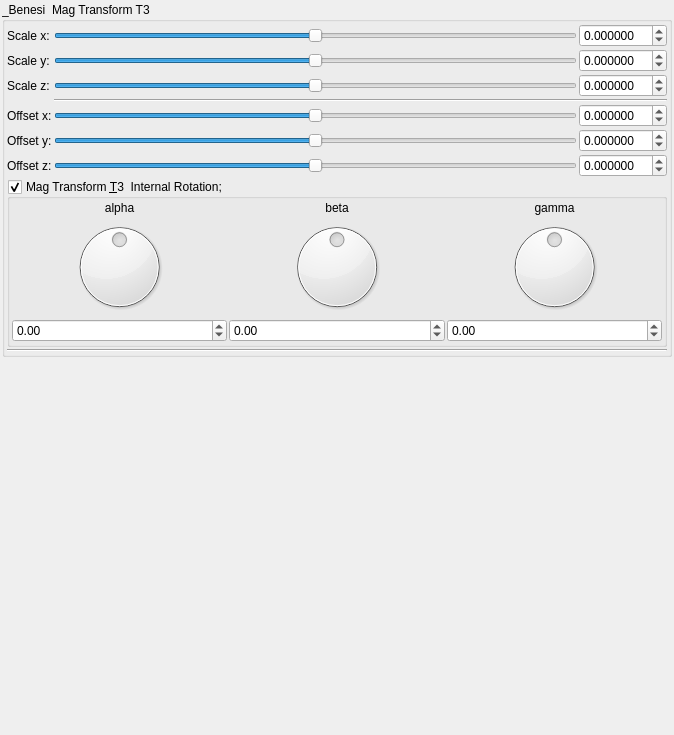
Old version of the form mandelbulber2/qt_data/fractal_transf_benesi_T3.ui in the repository buddhi1980/mandelbulber2.
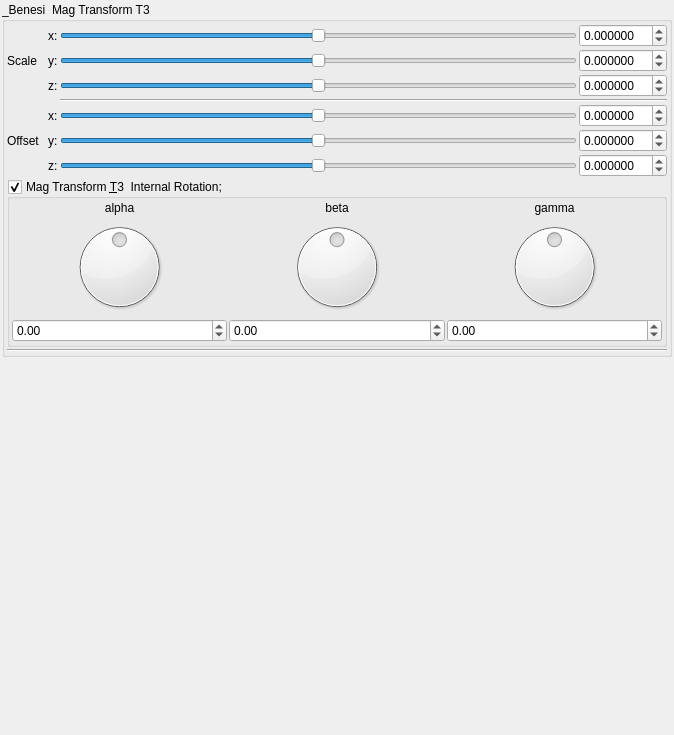
New version of the form. Custom widgets are drawn as their Qt base class.

Diff of the .ui file:
```diff
--- a/mandelbulber2/qt_data/fractal_transf_benesi_T3.ui
+++ b/mandelbulber2/qt_data/fractal_transf_benesi_T3.ui
@@ -61,36 +61,7 @@
         <property name="spacing">
          <number>2</number>
         </property>
-        <item row="2" column="1">
-         <widget class="QLabel" name="label_258">
-          <property name="text">
-           <string>Scale y:</string>
-          </property>
-         </widget>
-        </item>
-        <item row="2" column="2">
-         <widget class="QSlider" name="slider3_transf_scale3D_222_y">
-          <property name="sizePolicy">
-           <sizepolicy hsizetype="Expanding" vsizetype="Maximum">
-            <horstretch>0</horstretch>
-            <verstretch>0</verstretch>
-           </sizepolicy>
-          </property>
-          <property name="minimum">
-           <number>-5000000</number>
-          </property>
-          <property name="maximum">
-           <number>5000000</number>
-          </property>
-          <property name="singleStep">
-           <number>1</number>
-          </property>
-          <property name="orientation">
-           <enum>Qt::Horizontal</enum>
-          </property>
-         </widget>
-        </item>
-        <item row="2" column="3">
+        <item row="2" column="4">
          <widget class="MyDoubleSpinBox" name="spinbox3_transf_scale3D_222_y">
           <property name="sizePolicy">
            <sizepolicy hsizetype="Minimum" vsizetype="Maximum">
@@ -118,28 +89,7 @@
           </property>
          </widget>
         </item>
-        <item row="6" column="1">
-         <widget class="QLabel" name="label_255">
-          <property name="text">
-           <string>Offset y:</string>
-          </property>
-         </widget>
-        </item>
-        <item row="5" column="1">
-         <widget class="QLabel" name="label_253">
-          <property name="text">
-           <string>Offset x:</string>
-          </property>
-         </widget>
-        </item>
-        <item row="3" column="1">
-         <widget class="QLabel" name="label_250">
-          <property name="text">
-           <string>Scale z:</string>
-          </property>
-         </widget>
-        </item>
-        <item row="0" column="3">
+        <item row="0" column="4">
          <widget class="MyDoubleSpinBox" name="spinbox3_transf_scale3D_222_x">
           <property name="sizePolicy">
            <sizepolicy hsizetype="Minimum" vsizetype="Maximum">
@@ -167,14 +117,86 @@
           </property>
          </widget>
         </item>
-        <item row="7" column="1">
-         <widget class="QLabel" name="label_257">
-          <property name="text">
-           <string>Offset z:</string>
+        <item row="4" column="3" colspan="2">
+         <widget class="Line" name="line_53">
+          <property name="orientation">
+           <enum>Qt::Horizontal</enum>
           </property>
          </widget>
         </item>
-        <item row="8" column="1" colspan="3">
+        <item row="3" column="3">
+         <widget class="QSlider" name="slider3_transf_scale3D_222_z">
+          <property name="sizePolicy">
+           <sizepolicy hsizetype="Expanding" vsizetype="Maximum">
+            <horstretch>0</horstretch>
+            <verstretch>0</verstretch>
+           </sizepolicy>
+          </property>
+          <property name="minimum">
+           <number>-5000000</number>
+          </property>
+          <property name="maximum">
+           <number>5000000</number>
+          </property>
+          <property name="singleStep">
+           <number>1</number>
+          </property>
+          <property name="orientation">
+           <enum>Qt::Horizontal</enum>
+          </property>
+         </widget>
+        </item>
+        <item row="5" column="3">
+         <widget class="QSlider" name="slider3_transf_addition_constant_222_x">
+          <property name="sizePolicy">
+           <sizepolicy hsizetype="Preferred" vsizetype="Preferred">
+            <horstretch>0</horstretch>
+            <verstretch>0</verstretch>
+           </sizepolicy>
+          </property>
+          <property name="minimum">
+           <number>-5000000</number>
+          </property>
+          <property name="maximum">
+           <number>5000000</number>
+          </property>
+          <property name="singleStep">
+           <number>1</number>
+          </property>
+          <property name="orientation">
+           <enum>Qt::Horizontal</enum>
+          </property>
+         </widget>
+        </item>
+        <item row="3" column="4">
+         <widget class="MyDoubleSpinBox" name="spinbox3_transf_scale3D_222_z">
+          <property name="sizePolicy">
+           <sizepolicy hsizetype="Minimum" vsizetype="Maximum">
+            <horstretch>0</horstretch>
+            <verstretch>0</verstretch>
+           </sizepolicy>
+          </property>
+          <property name="prefix">
+           <string/>
+          </property>
+          <property name="suffix">
+           <string/>
+          </property>
+          <property name="decimals">
+           <number>6</number>
+          </property>
+          <property name="minimum">
+           <double>-99.989999999999995</double>
+          </property>
+          <property name="maximum">
+           <double>99.989999999999995</double>
+          </property>
+          <property name="singleStep">
+           <double>0.100000000000000</double>
+          </property>
+         </widget>
+        </item>
+        <item row="8" column="1" colspan="4">
          <layout class="QGridLayout" name="gridLayout_2">
           <item row="0" column="0">
            <widget class="MyGroupBox" name="groupCheck_transf_rotation_enabled">
@@ -365,77 +387,43 @@
           </item>
          </layout>
         </item>
+        <item row="2" column="3">
+         <widget class="QSlider" name="slider3_transf_scale3D_222_y">
+          <property name="sizePolicy">
+           <sizepolicy hsizetype="Expanding" vsizetype="Maximum">
+            <horstretch>0</horstretch>
+            <verstretch>0</verstretch>
+           </sizepolicy>
+          </property>
+          <property name="minimum">
+           <number>-5000000</number>
+          </property>
+          <property name="maximum">
+           <number>5000000</number>
+          </property>
+          <property name="singleStep">
+           <number>1</number>
+          </property>
+          <property name="orientation">
+           <enum>Qt::Horizontal</enum>
+          </property>
+         </widget>
+        </item>
+        <item row="6" column="1">
+         <widget class="QLabel" name="label_255">
+          <property name="text">
+           <string>Offset  </string>
+          </property>
+         </widget>
+        </item>
+        <item row="2" column="1">
+         <widget class="QLabel" name="label_258">
+          <property name="text">
+           <string>Scale</string>
+          </property>
+         </widget>
+        </item>
         <item row="6" column="3">
-         <widget class="MyDoubleSpinBox" name="spinbox3_transf_addition_constant_222_y">
-          <property name="sizePolicy">
-           <sizepolicy hsizetype="Minimum" vsizetype="Maximum">
-            <horstretch>0</horstretch>
-            <verstretch>0</verstretch>
-           </sizepolicy>
-          </property>
-          <property name="prefix">
-           <string/>
-          </property>
-          <property name="suffix">
-           <string/>
-          </property>
-          <property name="decimals">
-           <number>6</number>
-          </property>
-          <property name="minimum">
-           <double>-99.989999999999995</double>
-          </property>
-          <property name="maximum">
-           <double>99.989999999999995</double>
-          </property>
-          <property name="singleStep">
-           <double>0.100000000000000</double>
-          </property>
-         </widget>
-        </item>
-        <item row="5" column="3">
-         <widget class="MyDoubleSpinBox" name="spinbox3_transf_addition_constant_222_x">
-          <property name="sizePolicy">
-           <sizepolicy hsizetype="Minimum" vsizetype="Maximum">
-            <horstretch>0</horstretch>
-            <verstretch>0</verstretch>
-           </sizepolicy>
-          </property>
-          <property name="prefix">
-           <string/>
-          </property>
-          <property name="suffix">
-           <string/>
-          </property>
-          <property name="decimals">
-           <number>6</number>
-          </property>
-          <property name="minimum">
-           <double>-99.989999999999995</double>
-          </property>
-          <property name="maximum">
-           <double>99.989999999999995</double>
-          </property>
-          <property name="singleStep">
-           <double>0.100000000000000</double>
-          </property>
-         </widget>
-        </item>
-        <item row="0" column="1">
-         <widget class="QLabel" name="label_251">
-          <property name="text">
-           <string>Scale x:</string>
-          </property>
-         </widget>
-        </item>
-        <item row="4" column="2" colspan="2">
-         <widget class="Line" name="line_53">
-          <property name="orientation">
-           <enum>Qt::Horizontal</enum>
-          </property>
-         </widget>
-        </item>
-        <item row="6" column="2">
          <widget class="QSlider" name="slider3_transf_addition_constant_222_y">
           <property name="sizePolicy">
            <sizepolicy hsizetype="Expanding" vsizetype="Maximum">
@@ -457,7 +445,29 @@
           </property>
          </widget>
         </item>
-        <item row="7" column="3">
+        <item row="0" column="3">
+         <widget class="QSlider" name="slider3_transf_scale3D_222_x">
+          <property name="sizePolicy">
+           <sizepolicy hsizetype="Preferred" vsizetype="Preferred">
+            <horstretch>0</horstretch>
+            <verstretch>0</verstretch>
+           </sizepolicy>
+          </property>
+          <property name="minimum">
+           <number>-5000000</number>
+          </property>
+          <property name="maximum">
+           <number>5000000</number>
+          </property>
+          <property name="singleStep">
+           <number>1</number>
+          </property>
+          <property name="orientation">
+           <enum>Qt::Horizontal</enum>
+          </property>
+         </widget>
+        </item>
+        <item row="7" column="4">
          <widget class="MyDoubleSpinBox" name="spinbox3_transf_addition_constant_222_z">
           <property name="sizePolicy">
            <sizepolicy hsizetype="Minimum" vsizetype="Maximum">
@@ -485,119 +495,123 @@
           </property>
          </widget>
         </item>
+        <item row="7" column="3">
+         <widget class="QSlider" name="slider3_transf_addition_constant_222_z">
+          <property name="sizePolicy">
+           <sizepolicy hsizetype="Expanding" vsizetype="Maximum">
+            <horstretch>0</horstretch>
+            <verstretch>0</verstretch>
+           </sizepolicy>
+          </property>
+          <property name="minimum">
+           <number>-5000000</number>
+          </property>
+          <property name="maximum">
+           <number>5000000</number>
+          </property>
+          <property name="singleStep">
+           <number>1</number>
+          </property>
+          <property name="orientation">
+           <enum>Qt::Horizontal</enum>
+          </property>
+         </widget>
+        </item>
+        <item row="6" column="4">
+         <widget class="MyDoubleSpinBox" name="spinbox3_transf_addition_constant_222_y">
+          <property name="sizePolicy">
+           <sizepolicy hsizetype="Minimum" vsizetype="Maximum">
+            <horstretch>0</horstretch>
+            <verstretch>0</verstretch>
+           </sizepolicy>
+          </property>
+          <property name="prefix">
+           <string/>
+          </property>
+          <property name="suffix">
+           <string/>
+          </property>
+          <property name="decimals">
+           <number>6</number>
+          </property>
+          <property name="minimum">
+           <double>-99.989999999999995</double>
+          </property>
+          <property name="maximum">
+           <double>99.989999999999995</double>
+          </property>
+          <property name="singleStep">
+           <double>0.100000000000000</double>
+          </property>
+         </widget>
+        </item>
+        <item row="5" column="4">
+         <widget class="MyDoubleSpinBox" name="spinbox3_transf_addition_constant_222_x">
+          <property name="sizePolicy">
+           <sizepolicy hsizetype="Minimum" vsizetype="Maximum">
+            <horstretch>0</horstretch>
+            <verstretch>0</verstretch>
+           </sizepolicy>
+          </property>
+          <property name="prefix">
+           <string/>
+          </property>
+          <property name="suffix">
+           <string/>
+          </property>
+          <property name="decimals">
+           <number>6</number>
+          </property>
+          <property name="minimum">
+           <double>-99.989999999999995</double>
+          </property>
+          <property name="maximum">
+           <double>99.989999999999995</double>
+          </property>
+          <property name="singleStep">
+           <double>0.100000000000000</double>
+          </property>
+         </widget>
+        </item>
         <item row="0" column="2">
-         <widget class="QSlider" name="slider3_transf_scale3D_222_x">
-          <property name="sizePolicy">
-           <sizepolicy hsizetype="Preferred" vsizetype="Preferred">
-            <horstretch>0</horstretch>
-            <verstretch>0</verstretch>
-           </sizepolicy>
-          </property>
-          <property name="minimum">
-           <number>-5000000</number>
-          </property>
-          <property name="maximum">
-           <number>5000000</number>
-          </property>
-          <property name="singleStep">
-           <number>1</number>
-          </property>
-          <property name="orientation">
-           <enum>Qt::Horizontal</enum>
-          </property>
-         </widget>
-        </item>
-        <item row="3" column="3">
-         <widget class="MyDoubleSpinBox" name="spinbox3_transf_scale3D_222_z">
-          <property name="sizePolicy">
-           <sizepolicy hsizetype="Minimum" vsizetype="Maximum">
-            <horstretch>0</horstretch>
-            <verstretch>0</verstretch>
-           </sizepolicy>
-          </property>
-          <property name="prefix">
-           <string/>
-          </property>
-          <property name="suffix">
-           <string/>
-          </property>
-          <property name="decimals">
-           <number>6</number>
-          </property>
-          <property name="minimum">
-           <double>-99.989999999999995</double>
-          </property>
-          <property name="maximum">
-           <double>99.989999999999995</double>
-          </property>
-          <property name="singleStep">
-           <double>0.100000000000000</double>
-          </property>
-         </widget>
-        </item>
-        <item row="3" column="2">
-         <widget class="QSlider" name="slider3_transf_scale3D_222_z">
-          <property name="sizePolicy">
-           <sizepolicy hsizetype="Expanding" vsizetype="Maximum">
-            <horstretch>0</horstretch>
-            <verstretch>0</verstretch>
-           </sizepolicy>
-          </property>
-          <property name="minimum">
-           <number>-5000000</number>
-          </property>
-          <property name="maximum">
-           <number>5000000</number>
-          </property>
-          <property name="singleStep">
-           <number>1</number>
-          </property>
-          <property name="orientation">
-           <enum>Qt::Horizontal</enum>
+         <widget class="QLabel" name="label_252">
+          <property name="text">
+           <string>x:</string>
           </property>
          </widget>
         </item>
         <item row="5" column="2">
-         <widget class="QSlider" name="slider3_transf_addition_constant_222_x">
-          <property name="sizePolicy">
-           <sizepolicy hsizetype="Preferred" vsizetype="Preferred">
-            <horstretch>0</horstretch>
-            <verstretch>0</verstretch>
-           </sizepolicy>
+         <widget class="QLabel" name="label_254">
+          <property name="text">
+           <string>x:</string>
           </property>
-          <property name="minimum">
-           <number>-5000000</number>
+         </widget>
+        </item>
+        <item row="2" column="2">
+         <widget class="QLabel" name="label_256">
+          <property name="text">
+           <string>y:</string>
           </property>
-          <property name="maximum">
-           <number>5000000</number>
+         </widget>
+        </item>
+        <item row="6" column="2">
+         <widget class="QLabel" name="label_259">
+          <property name="text">
+           <string>y:</string>
           </property>
-          <property name="singleStep">
-           <number>1</number>
-          </property>
-          <property name="orientation">
-           <enum>Qt::Horizontal</enum>
+         </widget>
+        </item>
+        <item row="3" column="2">
+         <widget class="QLabel" name="label_260">
+          <property name="text">
+           <string>z:</string>
           </property>
          </widget>
         </item>
         <item row="7" column="2">
-         <widget class="QSlider" name="slider3_transf_addition_constant_222_z">
-          <property name="sizePolicy">
-           <sizepolicy hsizetype="Expanding" vsizetype="Maximum">
-            <horstretch>0</horstretch>
-            <verstretch>0</verstretch>
-           </sizepolicy>
-          </property>
-          <property name="minimum">
-           <number>-5000000</number>
-          </property>
-          <property name="maximum">
-           <number>5000000</number>
-          </property>
-          <property name="singleStep">
-           <number>1</number>
-          </property>
-          <property name="orientation">
-           <enum>Qt::Horizontal</enum>
+         <widget class="QLabel" name="label_261">
+          <property name="text">
+           <string>z:</string>
           </property>
          </widget>
         </item>
```
Left out of the diff: 2 changed lines with no effect on the pictures.
